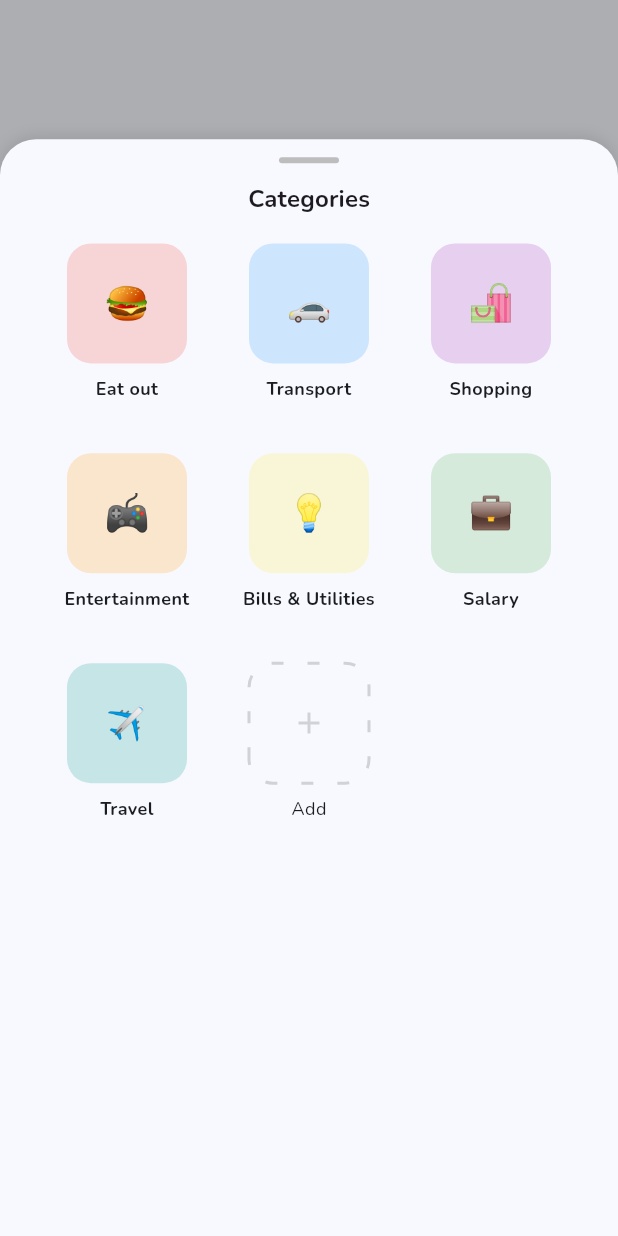
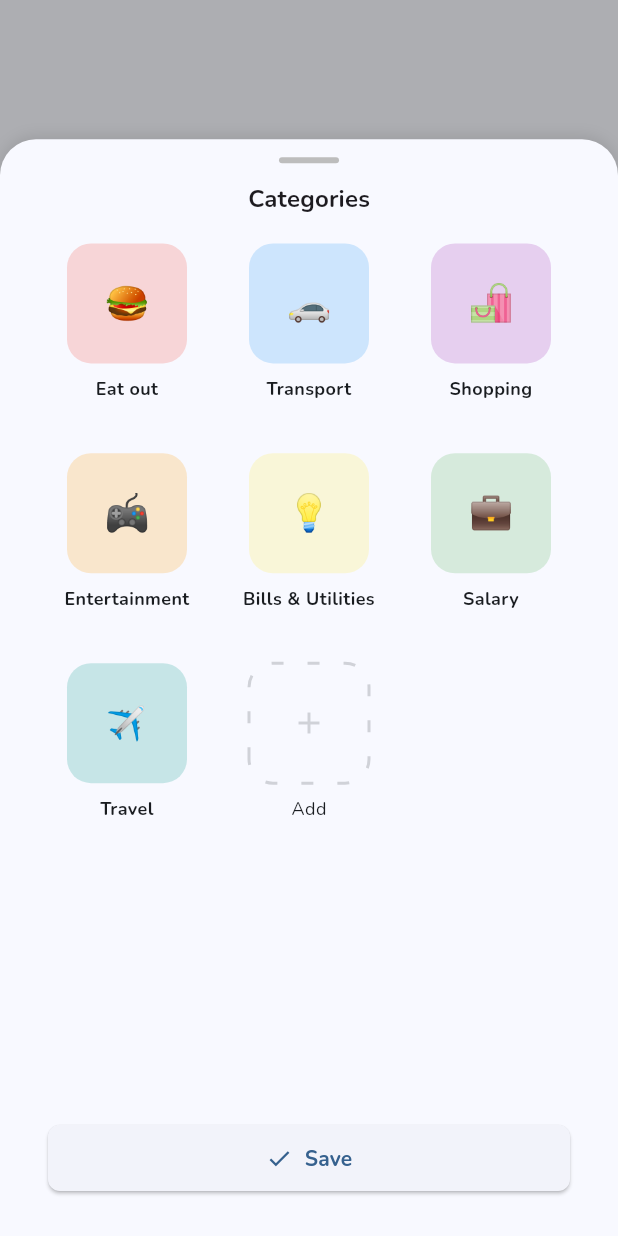
Before and after one commit to dayummson/nudge-beta-app, a Flutter app: what showCategoriesSheet() shows on an empty page, opened directly, on a phone screen of 412 x 824 dp. Run offline on Flutter 3.47's test engine with Material 3 defaults, Android fonts, the phone set to English and light mode, and no system bars; our stand-ins replace cloud_firestore, drift, firebase_auth, firebase_core, flutter_riverpod, flutter_slidable and 4 more; accounts and stored records are empty; generated files the repository leaves out were written again.

Commit message:
added save button for categories bottom sheet

```diff
--- a/lib/features/categories/widgets/categories_sheet.dart
+++ b/lib/features/categories/widgets/categories_sheet.dart
@@ -105,6 +105,27 @@ void showCategoriesSheet(BuildContext context) {
                   ],
                 );
               },
+            ),
+          ),
+          // Save button
+          Padding(
+            padding: const EdgeInsets.all(16),
+            child: SizedBox(
+              width: double.infinity,
+              child: ElevatedButton.icon(
+                onPressed: () {},
+                icon: const Icon(Icons.check, size: 18),
+                label: const Text(
+                  'Save',
+                  style: TextStyle(fontWeight: FontWeight.bold),
+                ),
+                style: ElevatedButton.styleFrom(
+                  shape: RoundedRectangleBorder(
+                    borderRadius: BorderRadius.circular(8),
+                  ),
+                  padding: const EdgeInsets.symmetric(vertical: 12),
+                ),
+              ),
             ),
           ),
         ],
```
